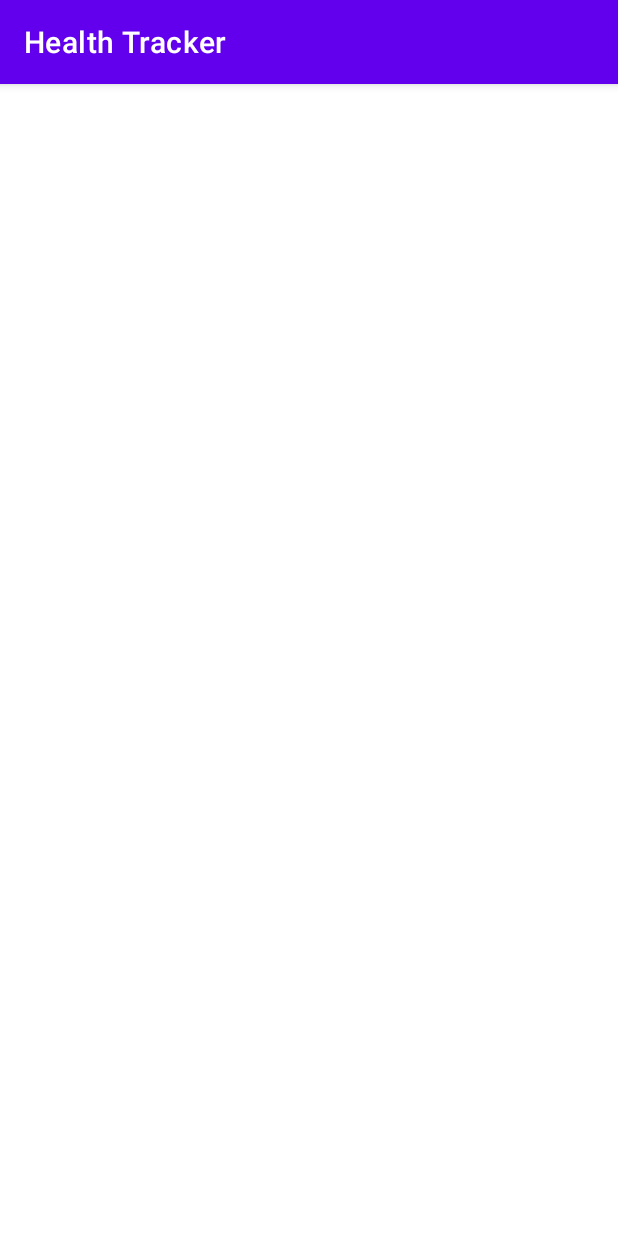
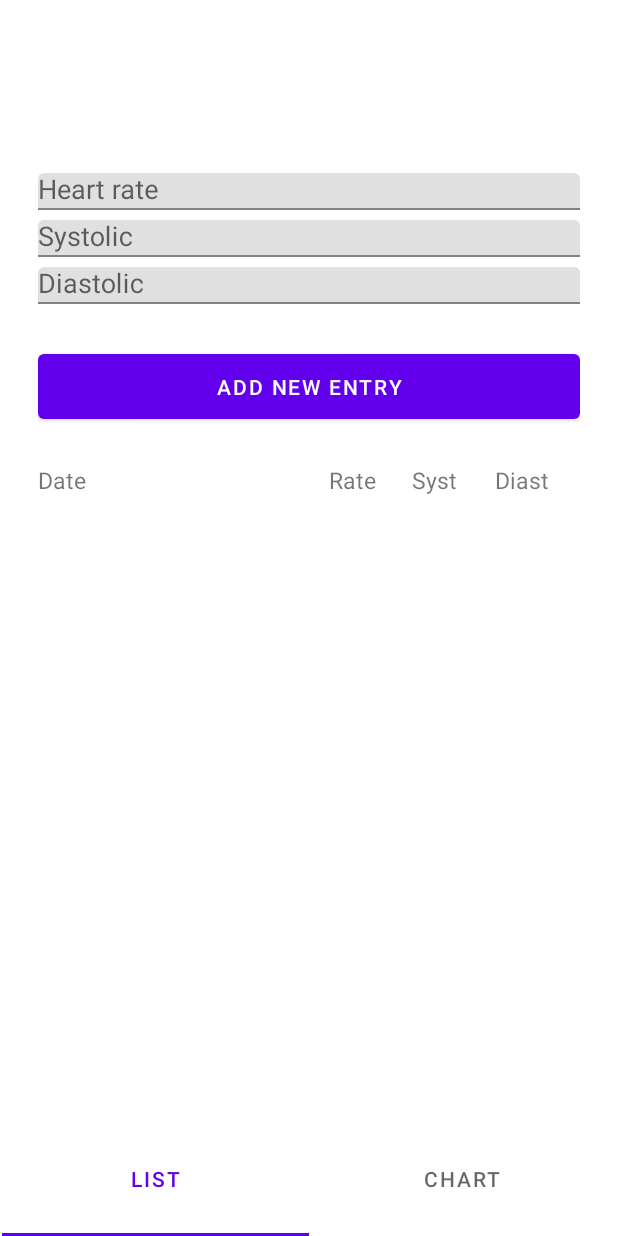
Before and after one commit to r0somak/HealthTracker, an Android app: the HeartActivity screen opened directly, with no data from a screen before it, on a phone screen of 412 x 824 dp. Run offline under Robolectric (Android 15) with nearby library versions, the phone set to English and light mode, and no system bars; our stand-ins replace Firebase (no records; nobody signed in at launch, a user with empty details on screens opened directly).

Commit message:
Dodawanie wartości tętna i ciśnienia

```diff
--- a/app/src/main/java/com/example/healthtracker/HeartActivity.java
+++ b/app/src/main/java/com/example/healthtracker/HeartActivity.java
@@ -1,14 +1,65 @@
 package com.example.healthtracker;
 
 import androidx.appcompat.app.AppCompatActivity;
+import androidx.fragment.app.Fragment;
+import androidx.fragment.app.FragmentActivity;
+import androidx.viewpager2.adapter.FragmentStateAdapter;
+import androidx.viewpager2.widget.ViewPager2;
 
 import android.os.Bundle;
 
-public class HeartActivity extends AppCompatActivity {
+import com.google.android.material.tabs.TabLayout;
+import com.google.android.material.tabs.TabLayoutMediator;
+
+public class HeartActivity extends FragmentActivity {
+    private static final int NUM_PAGES = 2;
+    private static final String TAG = "HeartActivity";
+
+    private FragmentStateAdapter pagerAdapter;
+    private ViewPager2 viewPager;
+    TabLayout tablayout;
 
     @Override
     protected void onCreate(Bundle savedInstanceState) {
         super.onCreate(savedInstanceState);
         setContentView(R.layout.activity_heart);
+
+        viewPager = (ViewPager2) findViewById(R.id.pager);
+        pagerAdapter = new HeartActivity.ScreenSlidePagerAdapter(this);
+        viewPager.setAdapter(pagerAdapter);
+
+        tablayout = findViewById(R.id.tab_layout);
+        new TabLayoutMediator(tablayout, viewPager, (tab, position) -> tab.setText(
+                (position==0 ? "List" : "Chart") + "")
+        ).attach();
+    }
+
+    @Override
+    public void onBackPressed() {
+        if (viewPager.getCurrentItem() == 0) {
+            super.onBackPressed();
+        } else {
+            viewPager.setCurrentItem(viewPager.getCurrentItem() - 1);
+        }
+    }
+
+    private class ScreenSlidePagerAdapter extends FragmentStateAdapter {
+        public ScreenSlidePagerAdapter(FragmentActivity fm) {
+            super(fm);
+        }
+
+        @Override
+        public Fragment createFragment(int position) {
+            switch(position){
+                case 0: return HeartListFragment.newInstance();
+//                case 1: return HeartChartFragment.newInstance();
+                default: return HeartListFragment.newInstance();
+            }
+        }
+
+        @Override
+        public int getItemCount() {
+            return NUM_PAGES;
+        }
     }
 }
--- /dev/null
+++ b/app/src/main/java/com/example/healthtracker/HeartListFragment.java
@@ -0,0 +1,136 @@
+package com.example.healthtracker;
+
+import android.os.Bundle;
+
+import androidx.annotation.NonNull;
+import androidx.fragment.app.Fragment;
+import androidx.recyclerview.widget.LinearLayoutManager;
+import androidx.recyclerview.widget.RecyclerView;
+
+import android.util.Log;
+import android.util.Pair;
+import android.view.LayoutInflater;
+import android.view.View;
+import android.view.ViewGroup;
+import android.widget.EditText;
+import android.widget.Toast;
+
+import com.google.android.material.button.MaterialButton;
+import com.google.firebase.auth.FirebaseAuth;
+import com.google.firebase.auth.FirebaseUser;
+import com.google.firebase.database.DataSnapshot;
+import com.google.firebase.database.DatabaseError;
+import com.google.firebase.database.DatabaseReference;
+import com.google.firebase.database.FirebaseDatabase;
+import com.google.firebase.database.Query;
+import com.google.firebase.database.ValueEventListener;
+
+import java.text.DateFormat;
+import java.text.SimpleDateFormat;
+import java.util.ArrayList;
+import java.util.Calendar;
+import java.util.Collections;
+import java.util.Date;
+import java.util.List;
+import java.util.TimeZone;
+
+/**
+ * A simple {@link Fragment} subclass.
+ * Use the {@link HeartListFragment#newInstance} factory method to
+ * create an instance of this fragment.
+ */
+public class HeartListFragment extends Fragment implements HeartRecyclerViewAdapter.ItemClickListener{
+    private static final String TAG = "HeartListFragment";
+    private FirebaseAuth mAuth;
+    private DatabaseReference mDatabase;
+    FirebaseUser user;
+    HeartRecyclerViewAdapter adapter;
+
+    EditText _rateText;
+    EditText _systText;
+    EditText _diastText;
+    MaterialButton _addHeartButton;
+    RecyclerView _recView;
+
+    public HeartListFragment() {
+        // Required empty public constructor
+    }
+
+    public static HeartListFragment newInstance() {
+        HeartListFragment fragment = new HeartListFragment();
+        return fragment;
+    }
+
+    @Override
+    public void onCreate(Bundle savedInstanceState) {
+        super.onCreate(savedInstanceState);
+        mAuth = FirebaseAuth.getInstance();
+        mDatabase = FirebaseDatabase.getInstance().getReference();
+        user = mAuth.getCurrentUser();
+
+        Query q = mDatabase.child("users").child(user.getUid()).child("heart").orderByKey();
+        q.addValueEventListener(new ValueEventListener() {
+            @Override
+            public void onDataChange(@NonNull DataSnapshot snapshot) {
+                List<Pair<String, String>> data = new ArrayList<>();
+                for (DataSnapshot postSnapshot: snapshot.getChildren()) {
+                    Pair<String, String> pair = new Pair<String, String>(postSnapshot.getKey(), postSnapshot.getValue().toString());
+                    data.add(pair);
+                }
+                Collections.reverse(data);
+                adapter = new HeartRecyclerViewAdapter(getContext(), data);
+                _recView.setAdapter(adapter);
+            }
+
+            @Override
+            public void onCancelled(@NonNull DatabaseError error) {
+                Log.w(TAG, "loadPost:onCancelled", error.toException());
+            }
+        });
+    }
+
+    @Override
+    public View onCreateView(LayoutInflater inflater, ViewGroup container,
+                             Bundle savedInstanceState) {
+        // Inflate the layout for this fragment
+        View heartView = inflater.inflate(R.layout.fragment_heart_list, container, false);
+        _rateText = (EditText)heartView.findViewById(R.id.input_hrate);
+        _systText = (EditText)heartView.findViewById(R.id.input_systolic);
+        _diastText = (EditText)heartView.findViewById(R.id.input_diastolic);
+
+        _addHeartButton = (MaterialButton)heartView.findViewById(R.id.btn_add_heart);
+        _recView = (RecyclerView)heartView.findViewById(R.id.heart_temp_list);
+        _recView.setLayoutManager(new LinearLayoutManager(getContext()));
+        _addHeartButton.setOnClickListener(v -> addHeart());
+        return heartView;
+    }
+
+    public void addHeart(){
+        _addHeartButton.setEnabled(false);
+        String heartRate = _rateText.getText().toString();
+        String systolic = _systText.getText().toString();
+        String diastolic = _diastText.getText().toString();
+        Date date = Calendar.getInstance().getTime();
+        mDatabase.child("users").child(user.getUid()).child("heart").child(toISO8601UTC(date)).child("rate").setValue(heartRate);
+        mDatabase.child("users").child(user.getUid()).child("heart").child(toISO8601UTC(date)).child("syst").setValue(systolic);
+        mDatabase.child("users").child(user.getUid()).child("heart").child(toISO8601UTC(date)).child("diast").setValue(diastolic);
+        _rateText.setText(null);
+        _systText.setText(null);
+        _diastText.setText(null);
+        Toast.makeText(getContext(), "Succesfully added", Toast.LENGTH_LONG).show();
+        _addHeartButton.setEnabled(true);
+    }
+
+    public static String toISO8601UTC(Date date) {
+        TimeZone tz = TimeZone.getDefault();
+//        DateFormat df = new SimpleDateFormat("yyyy-MM-dd'T'HH:mm:ss'Z'");
+        DateFormat df = new SimpleDateFormat("dd-MM-yyyy', 'HH:mm:ss");
+        df.setTimeZone(tz);
+        return df.format(date);
+    }
+
+    @Override
+    public void onItemClick(View view, int position) {
+        Toast.makeText(getContext(), "You clicked " + adapter.getItem(position) + " on row number " + position, Toast.LENGTH_SHORT).show();
+    }
+}
--- a/app/src/main/res/layout/activity_heart.xml
+++ b/app/src/main/res/layout/activity_heart.xml
@@ -1,9 +1,33 @@
 <?xml version="1.0" encoding="utf-8"?>
-<androidx.constraintlayout.widget.ConstraintLayout xmlns:android="http://schemas.android.com/apk/res/android"
+<LinearLayout xmlns:android="http://schemas.android.com/apk/res/android"
     xmlns:app="http://schemas.android.com/apk/res-auto"
     xmlns:tools="http://schemas.android.com/tools"
-    android:layout_width="match_parent"
-    android:layout_height="match_parent"
+    android:layout_width="fill_parent"
+    android:layout_height="fill_parent"
+    android:fitsSystemWindows="true"
+    android:orientation="vertical"
+    android:scrollbars="vertical"
     tools:context=".HeartActivity">
 
-</androidx.constraintlayout.widget.ConstraintLayout>
+    <LinearLayout
+        android:layout_width="match_parent"
+        android:layout_height="match_parent"
+        android:orientation="vertical"
+        android:paddingLeft="1dp"
+        android:paddingTop="56dp"
+        android:paddingRight="1dp">
+
+        <androidx.viewpager2.widget.ViewPager2
+            android:id="@+id/pager"
+            android:layout_width="match_parent"
+            android:layout_height="match_parent"
+            android:layout_weight=".10"/>
+
+        <com.google.android.material.tabs.TabLayout
+            android:id="@+id/tab_layout"
+            android:layout_width="match_parent"
+            android:layout_height="match_parent"
+            android:layout_weight=".90"/>
+    </LinearLayout>
+
+</LinearLayout>
--- /dev/null
+++ b/app/src/main/res/layout/fragment_heart_list.xml
@@ -0,0 +1,103 @@
+<?xml version="1.0" encoding="utf-8"?>
+<FrameLayout xmlns:android="http://schemas.android.com/apk/res/android"
+    xmlns:tools="http://schemas.android.com/tools"
+    android:layout_width="match_parent"
+    android:layout_height="match_parent"
+    tools:context=".HeartListFragment">
+
+    <LinearLayout
+        android:orientation="vertical"
+        android:layout_width="match_parent"
+        android:layout_height="match_parent"
+        android:paddingTop="56dp"
+        android:paddingLeft="24dp"
+        android:paddingRight="24dp">
+
+        <com.google.android.material.textfield.TextInputLayout
+            android:layout_width="match_parent"
+            android:layout_height="wrap_content"
+            android:layout_marginTop="3dp"
+            android:layout_marginBottom="3dp">
+
+            <EditText
+                android:id="@+id/input_hrate"
+                android:layout_width="match_parent"
+                android:layout_height="wrap_content"
+                android:hint="Heart rate"
+                android:inputType="numberDecimal" />
+        </com.google.android.material.textfield.TextInputLayout>
+        <com.google.android.material.textfield.TextInputLayout
+            android:layout_width="match_parent"
+            android:layout_height="wrap_content"
+            android:layout_marginTop="3dp"
+            android:layout_marginBottom="3dp">
+            <EditText
+                android:id="@+id/input_systolic"
+                android:layout_width="match_parent"
+                android:layout_height="wrap_content"
+                android:hint="Systolic"
+                android:inputType="numberDecimal" />
+        </com.google.android.material.textfield.TextInputLayout>
+        <com.google.android.material.textfield.TextInputLayout
+            android:layout_width="match_parent"
+            android:layout_height="wrap_content"
+            android:layout_marginTop="3dp"
+            android:layout_marginBottom="3dp">
+            <EditText
+                android:id="@+id/input_diastolic"
+                android:layout_width="match_parent"
+                android:layout_height="wrap_content"
+                android:hint="Diastolic"
+                android:inputType="numberDecimal" />
+        </com.google.android.material.textfield.TextInputLayout>
+
+        <com.google.android.material.button.MaterialButton
+            android:id="@+id/btn_add_heart"
+            android:layout_width="fill_parent"
+            android:layout_height="wrap_content"
+            android:layout_marginTop="24dp"
+            android:layout_marginBottom="24dp"
+            android:padding="12dp"
+            android:text="Add new entry"/>
+
+        <LinearLayout
+            android:layout_width="match_parent"
+            android:layout_height="wrap_content"
+            android:orientation="horizontal">
+            <TextView
+                android:id="@+id/heartDateLabel"
+                android:layout_width="0dp"
+                android:layout_height="wrap_content"
+                android:textSize="15sp"
+                android:layout_weight=".70"
+                android:text="Date"/>
+
+            <TextView
+                android:id="@+id/heartValLabel"
+                android:layout_width="0dp"
+                android:layout_height="wrap_content"
+                android:textSize="15sp"
+                android:layout_weight=".20"
+                android:text="Rate"/>
+            <TextView
+                android:id="@+id/systValLabel"
+                android:layout_width="0dp"
+                android:layout_height="wrap_content"
+                android:textSize="15sp"
+                android:layout_weight=".20"
+                android:text="Syst"/>
+            <TextView
+                android:id="@+id/diastValLabel"
+                android:layout_width="0dp"
+                android:layout_height="wrap_content"
+                android:textSize="15sp"
+                android:layout_weight=".20"
+                android:text="Diast"/>
+        </LinearLayout>
+
+        <androidx.recyclerview.widget.RecyclerView
+            android:layout_width="match_parent"
+            android:layout_height="match_parent"
+            android:id="@+id/heart_temp_list" />
+    </LinearLayout>
+</FrameLayout>
```
Also changed, not shown: app/src/main/java/com/example/healthtracker/HeartChartFragment.java (added, +64 -0 lines), app/src/main/java/com/example/healthtracker/HeartRecyclerViewAdapter.java (added, +105 -0 lines), app/src/main/res/layout/fragment_heart_chart.xml (added, +15 -0 lines), app/src/main/res/layout/recyclerview_heart_items.xml (added, +36 -0 lines).
